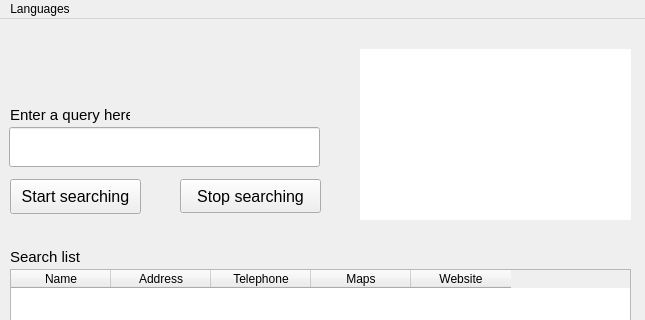
The window that UI/goomaps.ui (AhmedGsm/Google-Maps-Scraper) describes before a commit, drawn with Qt 5; both pictures show x 0 to 645 and y 0 to 320 of the 645 by 559 pixel window.
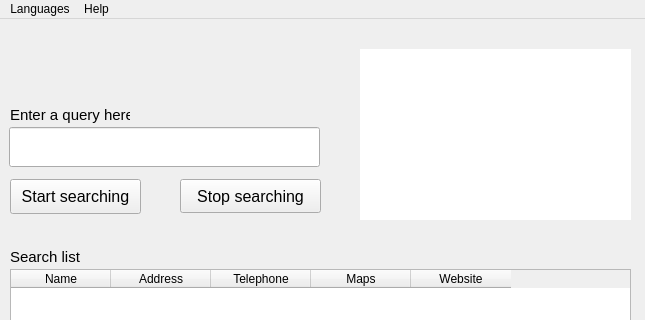
The same window after the commit.

Commit message: Add about dialog

Patch:
```diff
--- a/UI/goomaps.ui
+++ b/UI/goomaps.ui
@@ -225,7 +225,14 @@
     <addaction name="actionFrench"/>
     <addaction name="actionArabic"/>
    </widget>
+   <widget class="QMenu" name="menuHelp">
+    <property name="title">
+     <string>Help</string>
+    </property>
+    <addaction name="actionAbout"/>
+   </widget>
    <addaction name="menuLanguages"/>
+   <addaction name="menuHelp"/>
   </widget>
   <action name="actionEnglish">
    <property name="text">
```
Left out of the diff: 5 changed lines with no effect on the pictures. The commit also changes 5 other files.
